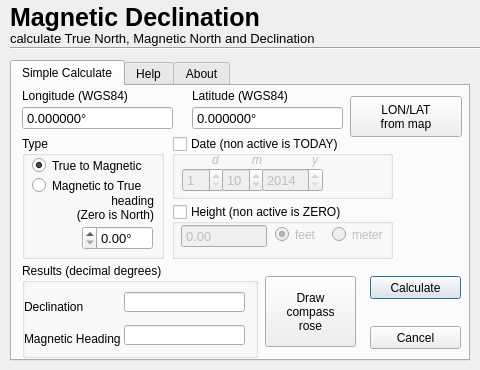
Above: MagneticDeclination/Magnetic_declination_dialog_base.ui from Hacked-Crew/Magnetic-Declination before the change. Below: the same form after it.
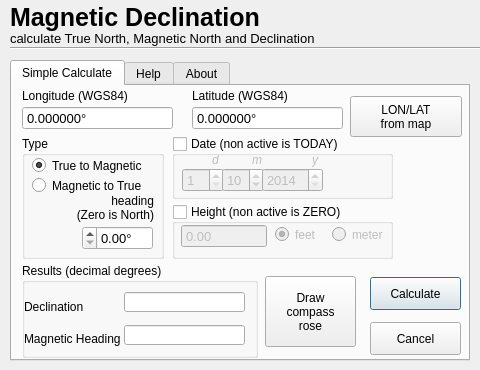
That is the form after the change. Icons and pictures are not drawn.

What changed in the file:
```diff
--- a/MagneticDeclination/Magnetic_declination_dialog_base.ui
+++ b/MagneticDeclination/Magnetic_declination_dialog_base.ui
@@ -124,9 +124,9 @@
      <property name="geometry">
       <rect>
        <x>358</x>
-       <y>190</y>
+       <y>191</y>
        <width>91</width>
-       <height>23</height>
+       <height>33</height>
       </rect>
      </property>
      <property name="font">
@@ -476,9 +476,9 @@
      <property name="geometry">
       <rect>
        <x>358</x>
-       <y>240</y>
+       <y>236</y>
        <width>91</width>
-       <height>23</height>
+       <height>33</height>
       </rect>
      </property>
      <property name="font">
```
